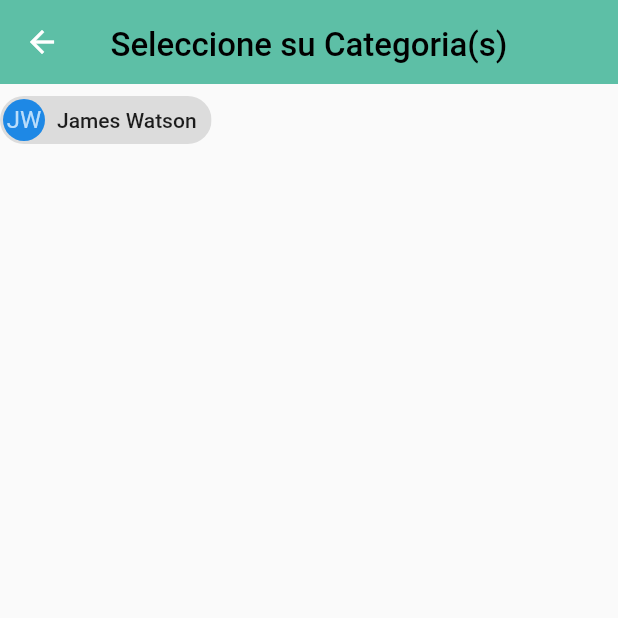
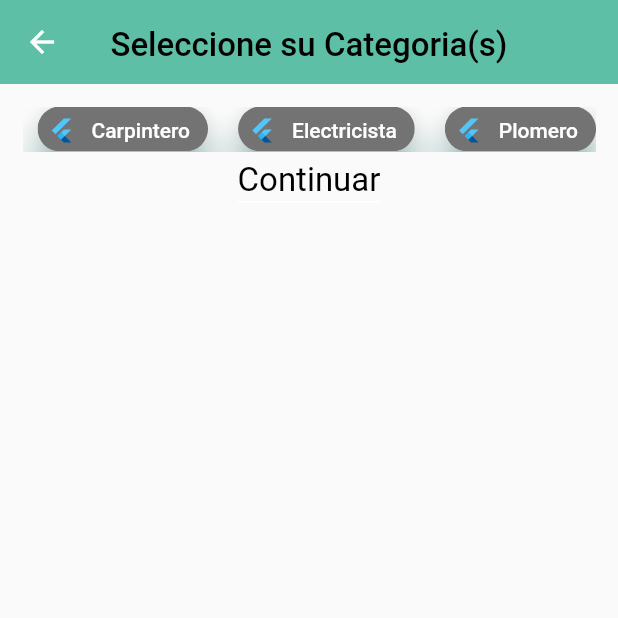
Before and after one commit to JhonatanWCL99/topicosflutter, a Flutter app: the CreateNewAccount2 screen opened directly, on a phone screen of 412 x 824 dp, the top half of it. Run offline on Flutter 3.47's test engine with Material 2 defaults, Android fonts, the phone set to English and light mode, and no system bars; our stand-ins replace firebase_core, firebase_storage, font_awesome_flutter, google_maps_flutter, image_picker, sqflite; accounts and stored records are empty; statements that could not run were skipped.

```diff
--- a/lib/data/my_database.dart
+++ b/lib/data/my_database.dart
@@ -30,6 +30,9 @@ class MyDatabase {
           'ci INTEGER not null, nombre TEXT not null,direccion TEXT not null, ' +
           'estado TEXT not null, img_perfil TEXT not null, telefono INTEGER not null, ' +
           'sexo TEXT not null, tipo TEXT not null)');
+      db.execute(
+          'CREATE TABLE categorias (id INTEGER PRIMARY KEY AUTOINCREMENT, ' +
+              'nombre TEXT not null)');
     });
     return database;
   }
--- a/lib/screens/create-new-account-2.dart
+++ b/lib/screens/create-new-account-2.dart
@@ -1,9 +1,9 @@
 import 'dart:ui';
 
 import 'package:flutter/material.dart';
-import 'package:font_awesome_flutter/font_awesome_flutter.dart';
+import 'package:flutter/rendering.dart';
 import 'package:registro_login/pallete.dart';
-import 'package:registro_login/widgets/widgets.dart';
+import 'package:registro_login/data/my_database.dart';
 
 class CreateNewAccount2 extends StatelessWidget {
   @override
@@ -18,34 +18,94 @@ class CreateNewAccount2 extends StatelessWidget {
           ),
           centerTitle: true,
         ),
-        body: Categoria());
+        body: Categorias());
   }
 }
 
-class Categoria extends StatefulWidget {
+class Categorias extends StatefulWidget {
   @override
   StateCategoria createState() => StateCategoria();
 }
 
-class StateCategoria extends State<Categoria> {
+class StateCategoria extends State<Categorias> with TickerProviderStateMixin {
+  MyDatabase _myDatabase = MyDatabase();
+  List<String> opciones = ['Carpintero', 'Electricista', 'Plomero'];
+  List<bool> seleccionado = [false, false, false];
+
+  @override
+  void initState() {
+    _myDatabase
+        .initialize()
+        .then((value) => '..................database intialize');
+    super.initState();
+  }
+
+  Widget _buildChips() {
+    List<Widget> chips = new List();
+
+    for (int i = 0; i < opciones.length; i++) {
+      FilterChip filterChip = FilterChip(
+        selected: seleccionado[i],
+        label: Text(
+          opciones[i],
+          style: TextStyle(color: Colors.white),
+        ),
+        avatar: FlutterLogo(),
+        elevation: 10,
+        pressElevation: 5,
+        shadowColor: Colors.teal,
+        backgroundColor: Colors.black54,
+        selectedColor: Colors.blue,
+        onSelected: (bool selected) {
+          setState(() {
+            seleccionado[i] = selected;
+          });
+        },
+      );
+
+      chips.add(Padding(
+        padding: EdgeInsets.symmetric(horizontal: 10),
+        child: filterChip,
+      ));
+    }
+    return ListView(scrollDirection: Axis.horizontal, children: chips);
+  }
+
   @override
   Widget build(BuildContext context) {
     return Scaffold(
-        body: Column(children: [
-      InputChip(
-        padding: EdgeInsets.all(2.0),
-        avatar: CircleAvatar(
-          backgroundColor: Colors.blue.shade600,
-          child: Text('JW'),
+      body: Padding(
+        padding: const EdgeInsets.all(15.0),
+        child: Column(
+          children: <Widget>[
+            Container(
+              height: 30,
+              child: _buildChips(),
+            ),
+            GestureDetector(
+              onTap: () {
+                for (int i = 0; i < opciones.length; i++) {
+                  if (seleccionado[i]) {
+                    final Map<String, dynamic> map = {"nombre": opciones[i]};
+                    _myDatabase.insert(map, 'categorias');
+                  }
+                }
+
+                Navigator.pushNamed(context, 'CreateNewAccount3');
+              },
+              child: Container(
+                child: Text(
+                  'Continuar',
+                  style: kBodyText,
+                ),
+                decoration: BoxDecoration(
+                    border:
+                        Border(bottom: BorderSide(width: 1, color: kWhite))),
+              ),
+            ),
+          ],
         ),
-        label: Text('James Watson'),
-        //selected: _isSelected,
-        selectedColor: Colors.green,
-        onSelected: (bool selected) {
-          setState(() {
-        // _isSelected = selected;
-       });
-      )
-    ]));
+      ),
+    );
   }
 }
```
Also changed, not shown: lib/screens/create-new-account-3.dart (added, +62 -0 lines).
